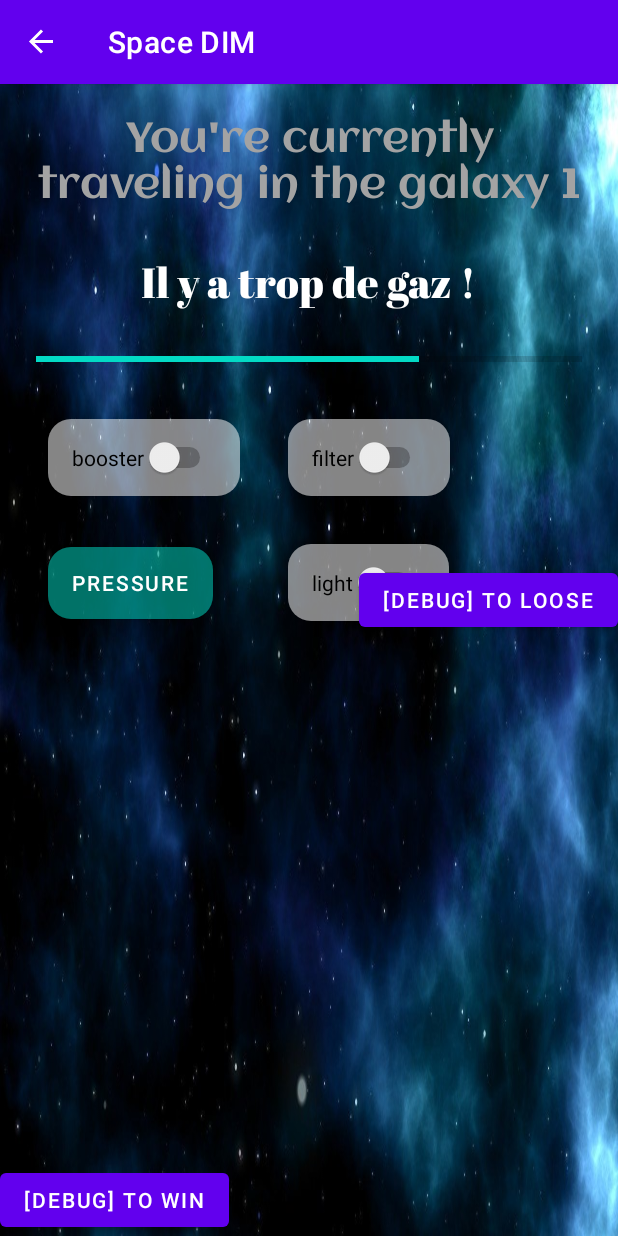
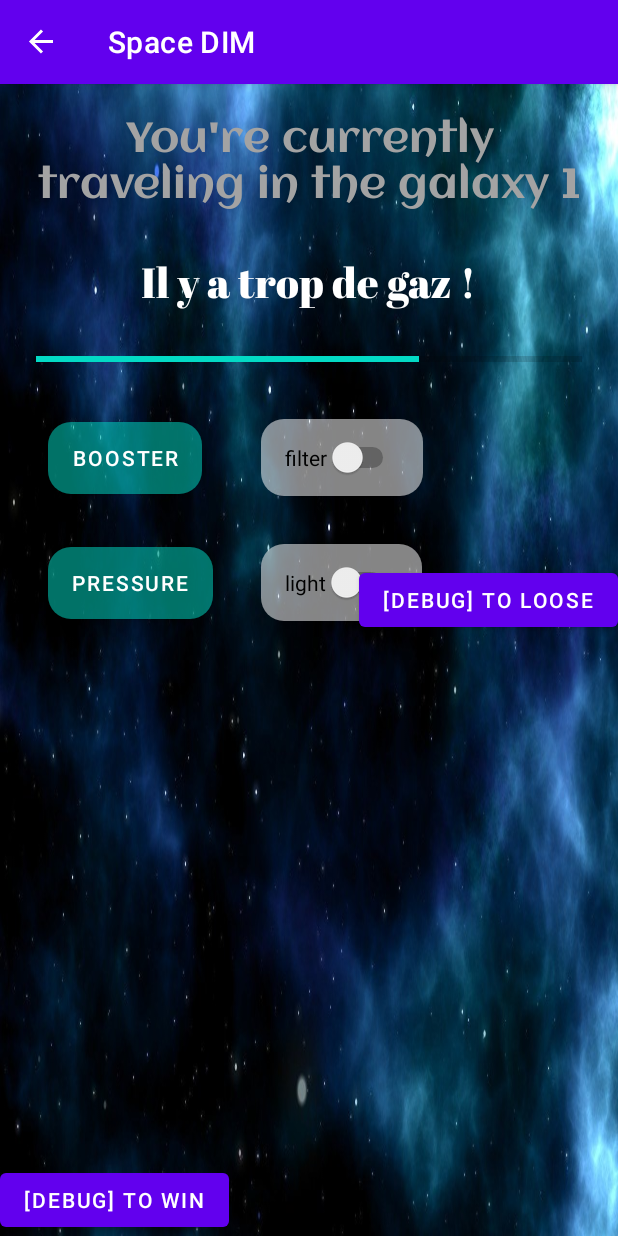
Before and after one commit to Autary/space-dim, an Android app: the GameFragment screen opened through its navigation route, on a phone screen of 412 x 824 dp. Run offline under Robolectric (Android 15) with nearby library versions, the light colour scheme and no system bars; our stand-ins replace data binding, navigation-ui; 1 statement that could not run was skipped.

Commit message:
change sealed class to data class

```diff
--- a/app/src/main/java/com/example/spacedim/classes/UIElement.kt
+++ b/app/src/main/java/com/example/spacedim/classes/UIElement.kt
@@ -1,9 +1,5 @@
 package com.example.spacedim.classes
 
-import com.example.spacedim.interfaces.IElement
+import com.squareup.moshi.Json
 
-sealed class UIElement(val type: UIType) : IElement {
-    data class Button(override var id: Int, override val content: String) : UIElement(UIType.BUTTON)
-    data class Switch(override var id: Int, override val content: String) : UIElement(UIType.SWITCH)
-    data class Shake(override var id: Int, override val content: String) : UIElement(UIType.SHAKE)
-}
+data class UIElement(val id: Int, @Json(name = "type") val uiType: UIType, val content: String)
--- a/app/src/main/java/com/example/spacedim/fragment/GameFragment.kt
+++ b/app/src/main/java/com/example/spacedim/fragment/GameFragment.kt
@@ -48,7 +48,7 @@ class GameFragment : Fragment(), LifeCycleLogs {
 
             var grid : GridLayout = binding.gridView
 
-            when (it.type){
+            when (it.uiType){
                 UIType.BUTTON -> {
                     val viewButton = layoutInflater.inflate(R.layout.button_game, grid, false)
                     val btn : Button = viewButton.findViewById(R.id.buttonAction)
--- a/app/src/main/java/com/example/spacedim/interfaces/IElement.kt
+++ /dev/null
@@ -1,6 +0,0 @@
-package com.example.spacedim.interfaces
-
-interface IElement {
-    var id: Int
-    val content: String
-}
--- a/app/src/main/java/com/example/spacedim/viewModel/GameViewModel.kt
+++ b/app/src/main/java/com/example/spacedim/viewModel/GameViewModel.kt
@@ -4,6 +4,7 @@ import android.util.Log
 import androidx.lifecycle.MutableLiveData
 import androidx.lifecycle.ViewModel
 import com.example.spacedim.classes.UIElement
+import com.example.spacedim.classes.UIType
 import com.example.spacedim.game.Action
 
 class GameViewModel : ViewModel() {
@@ -18,24 +19,14 @@ class GameViewModel : ViewModel() {
     private lateinit var actionList: MutableList<Action>
     private lateinit var elementsList: List<UIElement>
 
-    private fun getList() {
-        actionList = mutableListOf(
-            Action("Turn on the ",UIElement.Switch(3, "booster") ),
-            Action("Turn off the ",UIElement.Switch(5, "filter") ),
-            Action("Click the ",UIElement.Button(4, "pressure") ),
-            Action("Turn off the ",UIElement.Switch(7, "light") ),
-            Action("Shake ",UIElement.Shake(5, "eggs") ),
-        )
-    }
-
     // list of UIElements given by the server
     private fun getUIElements(): List<UIElement> {
         elementsList = listOf(
-            UIElement.Switch(3, "booster"),
-            UIElement.Switch(5, "filter") ,
-            UIElement.Button(4, "pressure"),
-            UIElement.Switch(7, "light"),
-            UIElement.Shake(5, "eggs"),
+            UIElement(3, UIType.BUTTON,"booster"),
+            UIElement(5, UIType.SWITCH,"filter"),
+            UIElement(4, UIType.BUTTON,"pressure"),
+            UIElement(7, UIType.SWITCH,"light"),
+            UIElement(6, UIType.SHAKE,"eggs"),
         )
         return elementsList
     }
```
